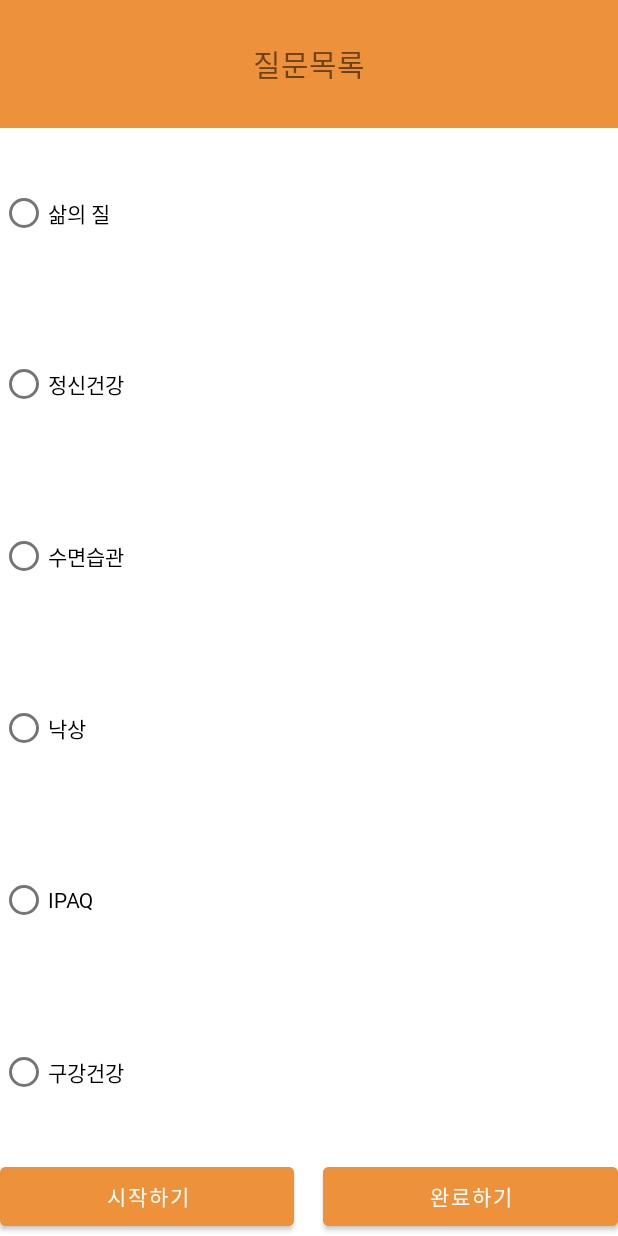
After one commit to jaehan4707/LIFE_QUALITY, an Android app: the layout activity_question_select.xml on its own in the app's theme, with its tools: preview values and no code run, on a phone screen of 412 x 824 dp. The commit adds this screen. Run offline under Robolectric (Android 15) with nearby library versions, the phone set to English and light mode, and no system bars.

Commit message:
라디오버튼 클릭이벤트처리

```diff
--- a/life_quality/app/src/main/java/com/example/myapplication/MainActivity.kt
+++ b/life_quality/app/src/main/java/com/example/myapplication/MainActivity.kt
@@ -80,7 +80,8 @@ class MainActivity : AppCompatActivity() {
 
 
         dialogBinding.dialogStart.setOnClickListener() {
-            var intent = Intent(this, QuestionMainpage::class.java)
+            //여기를 바꿔줬음. -> 다이얼로그 시작하기 누르면 -> 목록을 정할수 있도록 해줄생각.
+            var intent = Intent(this, QuestionSelect::class.java)
             startActivity(intent)
             dialog.dismiss()
         }
--- /dev/null
+++ b/life_quality/app/src/main/java/com/example/myapplication/QuestionSelect.kt
@@ -0,0 +1,34 @@
+package com.example.myapplication
+
+import androidx.appcompat.app.AppCompatActivity
+import android.os.Bundle
+import android.util.Log
+import android.widget.RadioButton
+import android.widget.Toast
+import com.example.myapplication.databinding.ActivityQuestionSelectBinding
+import java.sql.Types.NULL
+
+class QuestionSelect : AppCompatActivity() {
+    override fun onCreate(savedInstanceState: Bundle?) {
+        super.onCreate(savedInstanceState)
+
+        var binding  = ActivityQuestionSelectBinding.inflate(layoutInflater)
+        setContentView(binding.root)
+         binding.selectStart.setOnClickListener{ //설문 시작하기 버튼 눌렀을 때
+            Toast.makeText(this@QuestionSelect,"설문시작하기 버튼을 눌렀습니다",Toast.LENGTH_SHORT).show()
+            var checkRadio :Int = binding.group.checkedRadioButtonId
+             if(checkRadio==-1){
+                 //만약 라디오버튼을 선택하지 않은 채 시작하기 버튼을 눌렀다면 진행하면 안됨.
+                 Toast.makeText(this,"설문목록을 선택해주세요",Toast.LENGTH_SHORT).show()
+             }
+            else{
+                var btn = binding.group.findViewById<RadioButton>(checkRadio)
+                 //선택된 버튼 잘 뽑아옴. 버튼 text에 해당하는 내용에 db를 불러와야함. db 불러오고 questionMain으로 넘어가야함.
+             }
+            //해당 버튼의 해당하는 설문리스트를 불러와야함.
+        }
+        binding.selectClear.setOnClickListener{ //설문 완료 눌렀을떄
+            Toast.makeText(this@QuestionSelect,"설문완료하기 버튼을 눌렀습니다",Toast.LENGTH_SHORT).show()
+        }
+    }
+}
--- /dev/null
+++ b/life_quality/app/src/main/res/layout/activity_question_select.xml
@@ -0,0 +1,104 @@
+<?xml version="1.0" encoding="utf-8"?>
+<LinearLayout xmlns:android="http://schemas.android.com/apk/res/android"
+    android:layout_width="match_parent"
+    android:layout_height="match_parent"
+    android:orientation="vertical"
+    >
+
+    <TextView
+        android:layout_width="match_parent"
+        android:layout_height="0dp"
+        android:layout_weight="0.5"
+        android:text="질문목록"
+        android:textSize="20sp"
+        android:gravity="center"
+        android:fontFamily="@font/bm_dohyeon"
+        android:background="@color/main_orange"
+        />
+    <RadioGroup
+        android:id="@+id/group"
+        android:layout_width="match_parent"
+        android:layout_height="0dp"
+        android:layout_weight="4"
+        >
+        <RadioButton
+            android:id="@+id/rb1"
+            android:layout_width="match_parent"
+            android:layout_height="0dp"
+            android:layout_weight="1"
+            android:text="삶의 질"
+            android:fontFamily="@font/bm_dohyeon"
+            />
+        <RadioButton
+            android:id="@+id/rb2"
+            android:layout_width="match_parent"
+            android:layout_height="0dp"
+            android:layout_weight="1"
+            android:text="정신건강"
+            android:fontFamily="@font/bm_dohyeon"
+            />
+        <RadioButton
+            android:id="@+id/rb3"
+            android:layout_width="match_parent"
+            android:layout_height="0dp"
+            android:layout_weight="1"
+            android:text="수면습관"
+            android:fontFamily="@font/bm_dohyeon"
+            />
+        <RadioButton
+            android:id="@+id/rb4"
+            android:layout_width="match_parent"
+            android:layout_height="0dp"
+            android:layout_weight="1"
+            android:text="낙상"
+            android:fontFamily="@font/bm_dohyeon"
+            />
+        <RadioButton
+            android:id="@+id/rb5"
+            android:layout_width="match_parent"
+            android:layout_height="0dp"
+            android:layout_weight="1"
+            android:text="IPAQ"
+            android:fontFamily="@font/bm_dohyeon"
+            />
+        <RadioButton
+            android:id="@+id/rb6"
+            android:layout_width="match_parent"
+            android:layout_height="0dp"
+            android:layout_weight="1"
+            android:text="구강건강"
+            android:fontFamily="@font/bm_dohyeon"
+            />
+    </RadioGroup>
+
+    <LinearLayout
+        android:layout_width="match_parent"
+        android:layout_height="0dp"
+        android:layout_weight="0.3"
+        android:orientation="horizontal"
+        >
+        <Button
+            android:id="@+id/select_start"
+            android:layout_width="0dp"
+            android:layout_height="match_parent"
+            android:layout_weight="1"
+            android:text="시작하기"
+            android:fontFamily="@font/bm_dohyeon"
+            android:backgroundTint="@color/main_orange"
+            />
+        <View
+            android:layout_width="0dp"
+            android:layout_height="match_parent"
+            android:layout_weight="0.1"
+            />
+        <Button
+            android:id="@+id/select_clear"
+            android:layout_width="0dp"
+            android:text="완료하기"
+            android:layout_height="match_parent"
+            android:layout_weight="1"
+            android:backgroundTint="@color/main_orange"
+            android:fontFamily="@font/bm_dohyeon"
+            />
+    </LinearLayout>
+</LinearLayout>
```
